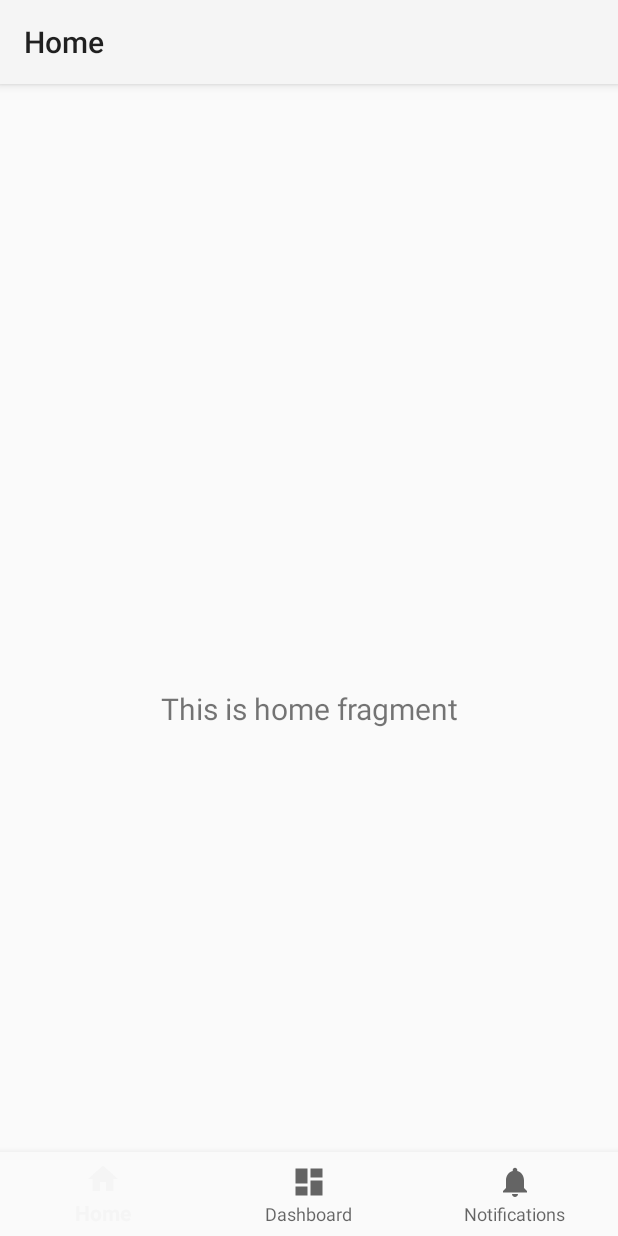
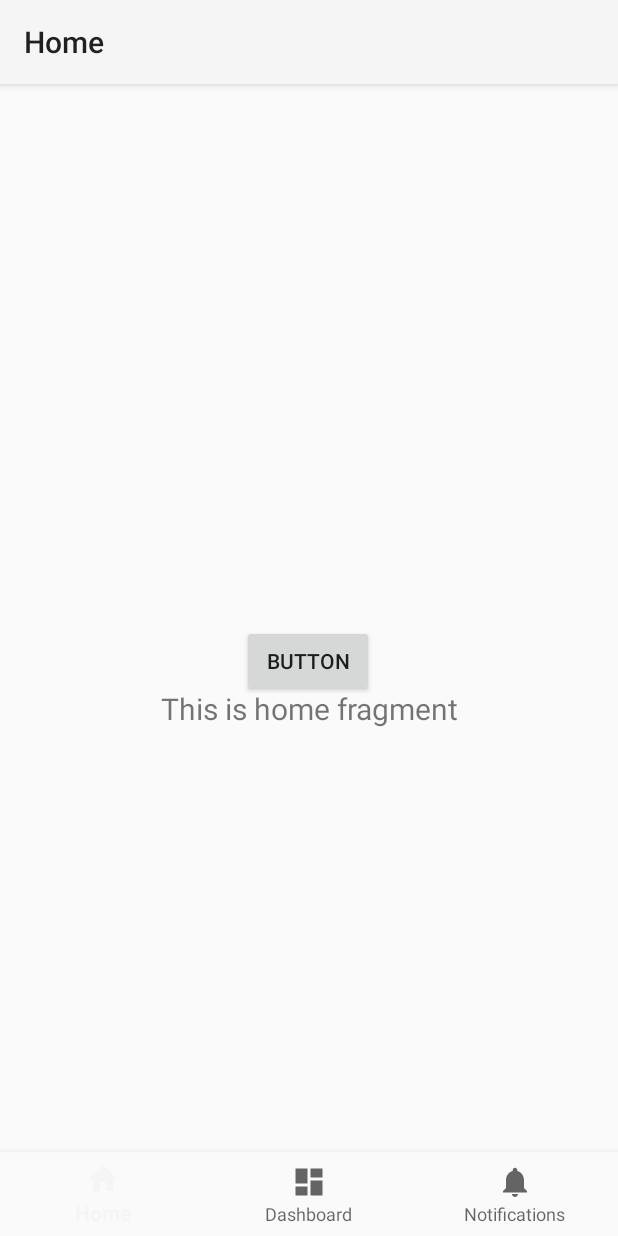
Before and after one commit to kelchenn/BrainTrainingApp, an Android app: the screen it shows after launch (MainActivity), on a phone screen of 412 x 824 dp. Run offline under Robolectric (Android 15) with nearby library versions, the phone set to English and light mode, and no system bars; our stand-ins replace navigation-ui.

Commit message:
test button

```diff
--- a/app/src/main/res/layout/activity_main.xml
+++ b/app/src/main/res/layout/activity_main.xml
@@ -1,6 +1,7 @@
 <?xml version="1.0" encoding="utf-8"?>
 <androidx.constraintlayout.widget.ConstraintLayout xmlns:android="http://schemas.android.com/apk/res/android"
     xmlns:app="http://schemas.android.com/apk/res-auto"
+    xmlns:tools="http://schemas.android.com/tools"
     android:id="@+id/container"
     android:layout_width="match_parent"
     android:layout_height="match_parent"
@@ -25,9 +26,23 @@
         android:layout_height="match_parent"
         app:defaultNavHost="true"
         app:layout_constraintBottom_toTopOf="@id/nav_view"
+        app:layout_constraintHorizontal_bias="0.0"
         app:layout_constraintLeft_toLeftOf="parent"
         app:layout_constraintRight_toRightOf="parent"
         app:layout_constraintTop_toTopOf="parent"
+        app:layout_constraintVertical_bias="1.0"
         app:navGraph="@navigation/mobile_navigation" />
 
+    <Button
+        android:id="@+id/button"
+        android:layout_width="wrap_content"
+        android:layout_height="wrap_content"
+        android:text="Button"
+        app:layout_constraintBottom_toBottomOf="parent"
+        app:layout_constraintEnd_toEndOf="parent"
+        app:layout_constraintHorizontal_bias="0.498"
+        app:layout_constraintStart_toStartOf="parent"
+        app:layout_constraintTop_toTopOf="parent"
+        app:layout_constraintVertical_bias="0.459" />
+
 </androidx.constraintlayout.widget.ConstraintLayout>
```
